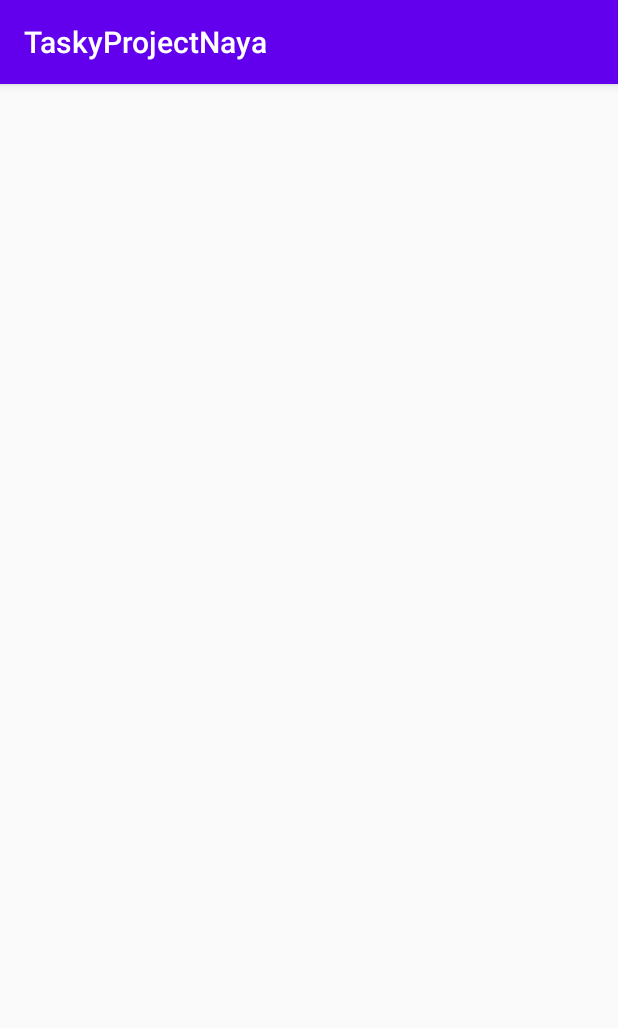
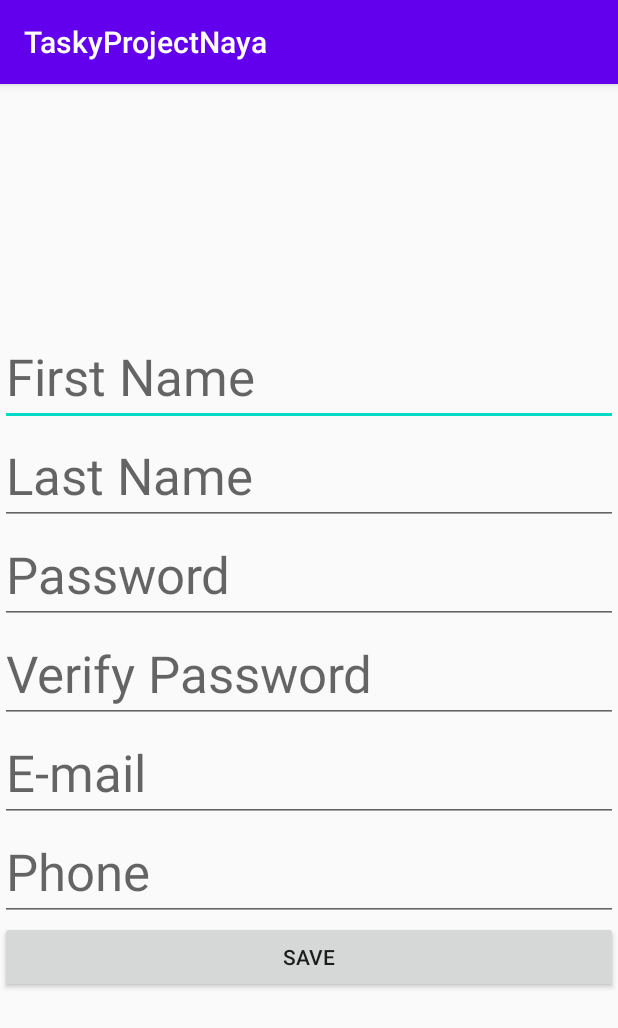
Before and after one commit to naya-awad/TaskyProjectNaya, an Android app: the SignUpActivity screen opened directly, with no data from a screen before it, on a phone screen of 412 x 824 dp. Shown: the top 1028 px of the screen. Run offline under Robolectric (Android 15) with nearby library versions, the light colour scheme and no system bars.

Commit message:
i build SignUpActivity and wrote checkForm function. Next time I will finish the function.

```diff
--- a/app/src/main/java/com/example/taskyprojectnaya/SignUpActivity.java
+++ b/app/src/main/java/com/example/taskyprojectnaya/SignUpActivity.java
@@ -3,12 +3,55 @@ package com.example.taskyprojectnaya;
 import androidx.appcompat.app.AppCompatActivity;
 
 import android.os.Bundle;
+import android.widget.Button;
+import android.widget.EditText;
 
-public class SignUpActivity extends AppCompatActivity {
+public class SignUpActivity extends AppCompatActivity
+{
+    private EditText FirstName,LastName,Password,VerPassword,Email,Phone;
+    private Button Savebtn;
 
     @Override
     protected void onCreate(Bundle savedInstanceState) {
         super.onCreate(savedInstanceState);
         setContentView(R.layout.activity_sign_up);
+
+        FirstName=findViewById(R.id.FirstName);
+        LastName=findViewById(R.id.LastName);
+        Password=findViewById(R.id.Password);
+        VerPassword=findViewById(R.id.VerPassword);
+        Email=findViewById(R.id.Email);
+        Phone=findViewById(R.id.Phone);
+        Savebtn=findViewById(R.id.Savebtn);
+    }
+
+    private void checkForm()//hl 3bahn sa7(sign up)
+    {
+        String firstn=FirstName.getText().toString();
+        String lastn=LastName.getText().toString();
+        String pass=Password.getText().toString();
+        String verPass=VerPassword.getText().toString();
+        String email=Email.getText().toString();
+        String phone=Phone.getText().toString();
+        String save=Savebtn.getText().toString();
+
+        boolean isOK=true;
+
+        if(firstn.length()<2)
+        {
+            isOK=false;
+            FirstName.setError("at least two letter");
+        }
+        if(lastn.length()<2) {
+            isOK = false;
+            FirstName.setError("at least two letter");
+        }
+
+            if (email.length()<5 || (email.indexOf('@')==0 ) || email.indexOf('@')>=email.length()-2 || email.indexOf('.')==0
+                ||email.indexOf('.')>=email.length()-1 ||email.lastIndexOf('.')<email.indexOf('@'))
+        {
+            isOK=false;
+            Email.setError("Wrong E-mail. Try again");
+        }
     }
 }
--- a/app/src/main/res/layout/activity_sign_up.xml
+++ b/app/src/main/res/layout/activity_sign_up.xml
@@ -6,4 +6,70 @@
     android:layout_height="match_parent"
     tools:context=".SignUpActivity">
 
+    <LinearLayout
+        android:layout_width="match_parent"
+        android:layout_height="match_parent"
+        android:gravity="center"
+        android:orientation="vertical">
+
+        <EditText
+            android:id="@+id/FirstName"
+            android:layout_width="match_parent"
+            android:layout_height="wrap_content"
+            android:ems="10"
+            android:hint="First Name"
+            android:inputType="textPersonName"
+            android:textAppearance="@style/TextAppearance.AppCompat.Display1" />
+
+        <EditText
+            android:id="@+id/LastName"
+            android:layout_width="match_parent"
+            android:layout_height="wrap_content"
+            android:ems="10"
+            android:hint="Last Name"
+            android:inputType="textPersonName"
+            android:textAppearance="@style/TextAppearance.AppCompat.Display1" />
+
+        <EditText
+            android:id="@+id/Password"
+            android:layout_width="match_parent"
+            android:layout_height="wrap_content"
+            android:ems="10"
+            android:hint="Password"
+            android:inputType="textPassword"
+            android:textAppearance="@style/TextAppearance.AppCompat.Display1" />
+
+        <EditText
+            android:id="@+id/VerPassword"
+            android:layout_width="match_parent"
+            android:layout_height="wrap_content"
+            android:ems="10"
+            android:hint="Verify Password"
+            android:inputType="textPassword"
+            android:textAppearance="@style/TextAppearance.AppCompat.Display1" />
+
+        <EditText
+            android:id="@+id/Email"
+            android:layout_width="match_parent"
+            android:layout_height="wrap_content"
+            android:ems="10"
+            android:hint="E-mail"
+            android:inputType="textEmailAddress"
+            android:textAppearance="@style/TextAppearance.AppCompat.Display1" />
+
+        <EditText
+            android:id="@+id/Phone"
+            android:layout_width="match_parent"
+            android:layout_height="wrap_content"
+            android:ems="10"
+            android:hint="Phone"
+            android:inputType="phone"
+            android:textAppearance="@style/TextAppearance.AppCompat.Display1" />
+
+        <Button
+            android:id="@+id/Savebtn"
+            android:layout_width="match_parent"
+            android:layout_height="wrap_content"
+            android:text="Save" />
+    </LinearLayout>
 </androidx.constraintlayout.widget.ConstraintLayout>
```
